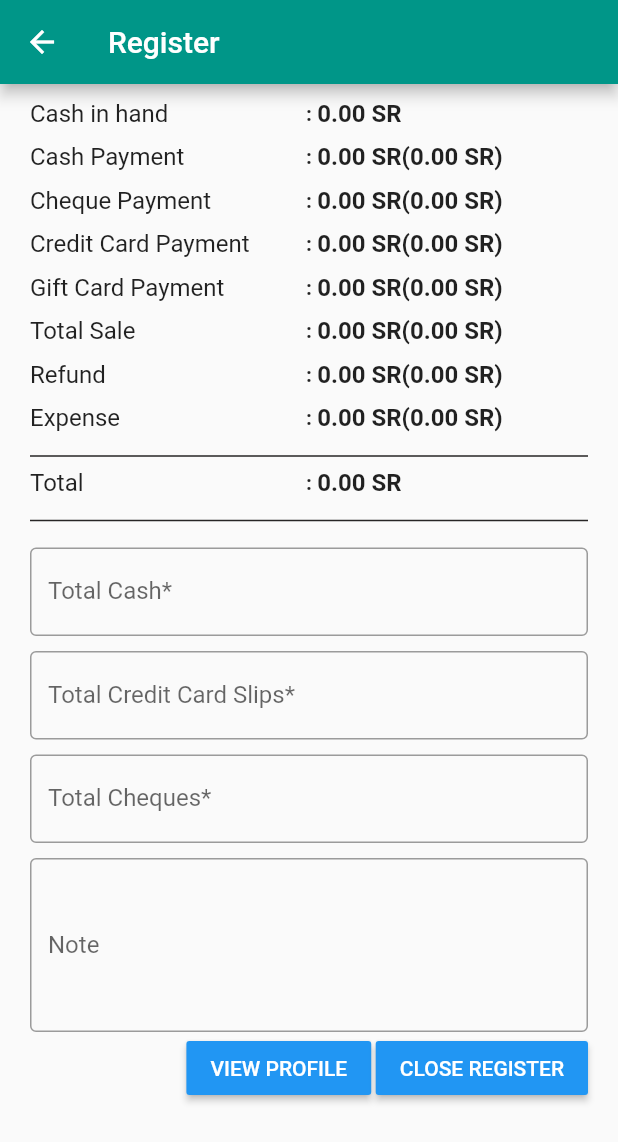
After one commit to vineeth2768/Trade_EZ, a Flutter app: the ScreenRegister screen opened by its route, on a phone screen of 412 x 824 dp. The commit adds this screen. Shown: the top 1142 px of the screen. Run offline on Flutter 3.47's test engine with Material 2 defaults, Android fonts, the phone set to English and light mode, and no system bars; our stand-ins replace flutter_typeahead, responsive_sizer, shared_preferences; accounts and stored records are empty.

Commit message:
Register UI Completed

```diff
--- a/lib/main.dart
+++ b/lib/main.dart
@@ -7,6 +7,7 @@ import 'package:trade_easy/screens/screen_home/screen_home.dart';
 
 import 'package:trade_easy/screens/screen_login/screen_login.dart';
 import 'package:trade_easy/screens/screen_pos/screen_pos.dart';
+import 'package:trade_easy/screens/screen_register/screen_register.dart';
 
 import 'package:trade_easy/screens/screen_splash/screen_splash.dart';
 import 'package:trade_easy/screens/screen_view_reciept/screen_view_reciept.dart';
@@ -42,6 +43,7 @@ class MyApp extends StatelessWidget {
           routeViewStock: (context) => const ScreenViewStock(),
           routeCreditedSale: (context) => const ScreenCreditedSale(),
           routeViewReciept: (context) => const ScreenViewReciept(),
+          routeRegister: (context) => const ScreenRegister(),
         },
       );
     });
--- a/lib/routes/routes.dart
+++ b/lib/routes/routes.dart
@@ -5,3 +5,4 @@ const String routePos = "/routePos";
 const String routeViewStock = "/routeSales";
 const String routeCreditedSale = "/routeCreditedSale";
 const String routeViewReciept = "/routeReciept";
+const String routeRegister = "/routeRegister";
--- a/lib/screens/screen_home/widgets/home_grid_widget.dart
+++ b/lib/screens/screen_home/widgets/home_grid_widget.dart
@@ -111,10 +111,11 @@ class HomeGridWidget extends StatelessWidget {
               Navigator.pushNamed(context, routeViewReciept);
             },
           ),
-          Card(
+          InkWell(
+            child: Card(
               elevation: 5,
-            shape:
-                RoundedRectangleBorder(borderRadius: BorderRadius.circular(20)),
+              shape: RoundedRectangleBorder(
+                  borderRadius: BorderRadius.circular(20)),
               color: Colors.teal[100],
               child: Column(
                 mainAxisAlignment: MainAxisAlignment.center,
@@ -130,6 +131,10 @@ class HomeGridWidget extends StatelessWidget {
                 ],
               ),
             ),
+            onTap: () {
+              Navigator.pushNamed(context, routeRegister);
+            },
+          ),
         ]);
   }
 }
--- /dev/null
+++ b/lib/screens/screen_register/screen_register.dart
@@ -0,0 +1,94 @@
+import 'package:flutter/material.dart';
+import 'package:trade_easy/const/colors/colors.dart';
+import 'package:trade_easy/const/size/size.dart';
+import 'package:trade_easy/screens/screen_register/widgets/register_textfield.dart';
+import 'package:trade_easy/screens/screen_register/widgets/text_widget.dart';
+
+class ScreenRegister extends StatelessWidget {
+  const ScreenRegister({super.key});
+
+  @override
+  Widget build(BuildContext context) {
+    return Scaffold(
+      appBar: AppBar(
+        title: const Text("Register"),
+      ),
+      body: Padding(
+        padding: const EdgeInsets.only(left: 20, right: 20, top: 10),
+        child: SingleChildScrollView(
+          child: Column(
+            children: [
+              const TextRowWidget(title: "Cash in hand", values: "0.00 SR"),
+              kHeight10,
+              const TextRowWidget(
+                  title: "Cash Payment", values: "0.00 SR(0.00 SR)"),
+              kHeight10,
+              const TextRowWidget(
+                  title: "Cheque Payment", values: "0.00 SR(0.00 SR)"),
+              kHeight10,
+              const TextRowWidget(
+                  title: "Credit Card Payment", values: "0.00 SR(0.00 SR)"),
+              kHeight10,
+              const TextRowWidget(
+                  title: "Gift Card Payment", values: "0.00 SR(0.00 SR)"),
+              kHeight10,
+              const TextRowWidget(
+                  title: "Total Sale", values: "0.00 SR(0.00 SR)"),
+              kHeight10,
+              const TextRowWidget(title: "Refund", values: "0.00 SR(0.00 SR)"),
+              kHeight10,
+              const TextRowWidget(title: "Expense", values: "0.00 SR(0.00 SR)"),
+              kHeight8,
+              const Divider(
+                thickness: 1,
+                color: primaryColor,
+              ),
+              const TextRowWidget(title: "Total", values: "0.00 SR"),
+              kHeight8,
+              const Divider(
+                thickness: 1,
+                color: primaryColor,
+              ),
+              kHeight10,
+              const RegisterTextFieldWidget(labal: "Total Cash*"),
+              kHeight10,
+              const RegisterTextFieldWidget(labal: "Total Credit Card Slips*"),
+              kHeight10,
+              const RegisterTextFieldWidget(labal: "Total Cheques*"),
+              kHeight10,
+              TextFormField(
+                maxLines: 4,
+                decoration: const InputDecoration(
+                  labelText: "Note",
+                  border: OutlineInputBorder(),
+                ),
+              ),
+              Row(
+                mainAxisAlignment: MainAxisAlignment.end,
+                children: [
+                  MaterialButton(
+                    onPressed: () {},
+                    color: kBlue,
+                    child: const Text(
+                      "VIEW PROFILE",
+                      style: TextStyle(color: kWhiteColor),
+                    ),
+                  ),
+                  kWidth3,
+                  MaterialButton(
+                    onPressed: () {},
+                    color: kBlue,
+                    child: const Text(
+                      "CLOSE REGISTER",
+                      style: TextStyle(color: kWhiteColor),
+                    ),
+                  ),
+                ],
+              ),
+            ],
+          ),
+        ),
+      ),
+    );
+  }
+}
--- /dev/null
+++ b/lib/screens/screen_register/widgets/register_textfield.dart
@@ -0,0 +1,19 @@
+import 'package:flutter/material.dart';
+
+class RegisterTextFieldWidget extends StatelessWidget {
+  const RegisterTextFieldWidget({
+    Key? key,
+    required this.labal,
+  }) : super(key: key);
+  final String labal;
+
+  @override
+  Widget build(BuildContext context) {
+    return TextFormField(
+      decoration: InputDecoration(
+        labelText: labal,
+        border: const OutlineInputBorder(),
+      ),
+    );
+  }
+}
--- /dev/null
+++ b/lib/screens/screen_register/widgets/text_widget.dart
@@ -0,0 +1,34 @@
+import 'package:flutter/material.dart';
+
+class TextRowWidget extends StatelessWidget {
+  const TextRowWidget({
+    Key? key,
+    required this.title,
+    required this.values,
+  }) : super(key: key);
+
+  final String title;
+  final String values;
+
+  @override
+  Widget build(BuildContext context) {
+    return Row(
+      children: [
+        Expanded(
+            child: Text(
+          title,
+          style: const TextStyle(fontSize: 16),
+        )),
+        const Text(
+          " : ",
+          style: TextStyle(fontWeight: FontWeight.bold),
+        ),
+        Expanded(
+            child: Text(
+          values,
+          style: const TextStyle(fontWeight: FontWeight.bold, fontSize: 16),
+        )),
+      ],
+    );
+  }
+}
```
Lines whose indentation alone changed are shown as unchanged.
